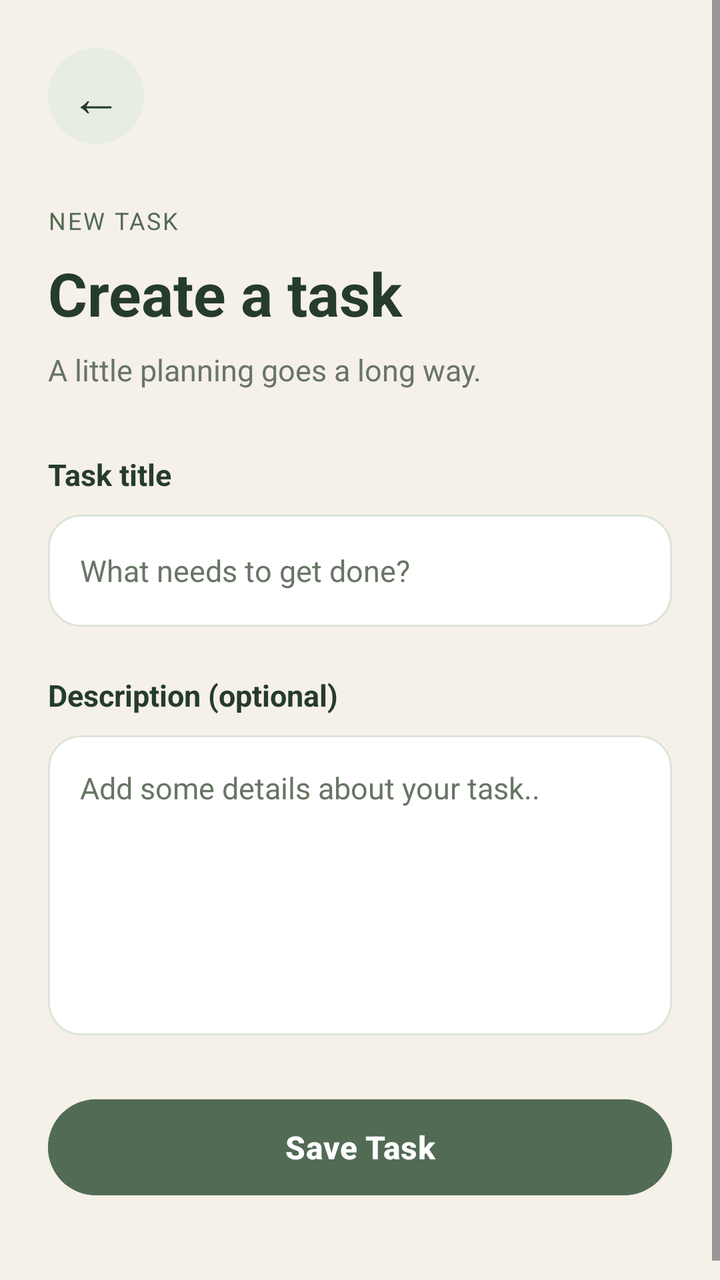
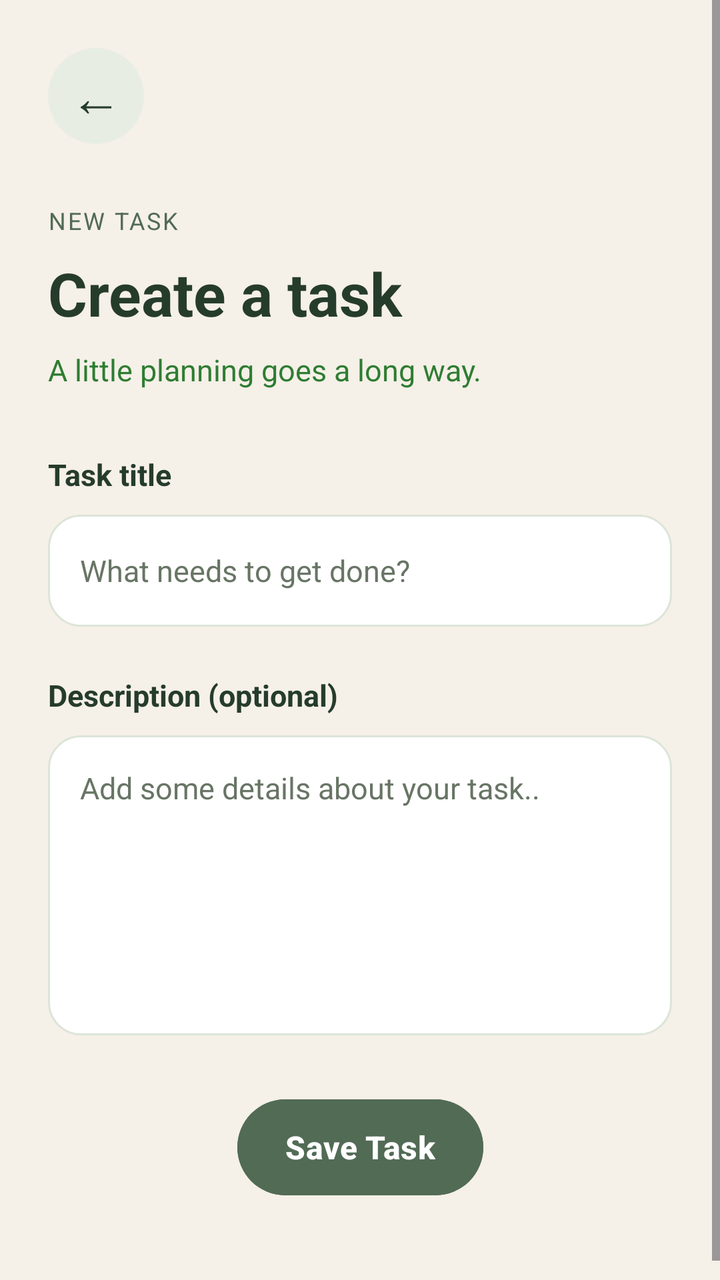

An Android layout rendered at two revisions. The XML below is the earlier revision; the diff shows what the commit changed to produce the second picture.
<!-- AndroidManifest.xml: application theme Theme.MyTodoApp -->
<!-- res/layout/fragment_add_task.xml -->
<?xml version="1.0" encoding="UTF-8" ?>
<androidx.constraintlayout.widget.ConstraintLayout
    xmlns:android="http://schemas.android.com/apk/res/android"
    xmlns:app="http://schemas.android.com/apk/res-auto"
    android:layout_width="match_parent"
    android:layout_height="match_parent"
    android:background="#F5F0E8">

    <ScrollView
        android:id="@+id/scrollAddTask"
        android:layout_width="0dp"
        android:layout_height="0dp"
        android:fillViewport="true"
        android:clipToPadding="false"
        app:layout_constraintTop_toTopOf="parent"
        app:layout_constraintBottom_toBottomOf="parent"
        app:layout_constraintStart_toStartOf="parent"
        app:layout_constraintEnd_toEndOf="parent">

        <LinearLayout
            android:layout_width="match_parent"
            android:layout_height="wrap_content"
            android:orientation="vertical"
            android:padding="24dp">

            <TextView
                android:id="@+id/tvBackButton"
                android:layout_width="48dp"
                android:layout_height="48dp"
                android:background="@drawable/bg_empty_icon"
                android:gravity="center"
                android:text="@string/back_arrow"
                android:textColor="#263C2B"
                android:textSize="26sp"
                android:contentDescription="@string/go_back"
                android:clickable="true"
                android:focusable="true" />

            <TextView
                android:layout_width="wrap_content"
                android:layout_height="wrap_content"
                android:layout_marginTop="30dp"
                android:text="@string/add_task_eyebrow"
                android:textColor="#526B55"
                android:textSize="12sp"
                android:letterSpacing="0.08" />


            <TextView
                android:id="@+id/tvAddTaskHeading"
                android:layout_width="wrap_content"
                android:layout_height="wrap_content"
                android:layout_marginTop="8dp"
                android:text="@string/add_task_heading"
                android:textColor="#263C2B"
                android:textSize="30sp"
                android:textStyle="bold" />

            <TextView
                android:layout_width="wrap_content"
                android:layout_height="wrap_content"
                android:layout_marginTop="8dp"
                android:text="@string/add_task_subtitle"
                android:textColor="#687565"
                android:textSize="15sp" />


            <TextView
                android:layout_width="wrap_content"
                android:layout_height="wrap_content"
                android:layout_marginTop="32dp"
                android:text="@string/task_title_label"
                android:textColor="#263C2B"
                android:textSize="15sp"
                android:textStyle="bold" />


            <EditText
                android:id="@+id/etTaskTitle"
                android:layout_width="match_parent"
                android:layout_height="56dp"
                android:layout_marginTop="10dp"
                android:background="@drawable/bg_search"
                android:hint="@string/task_title_hint"
                android:inputType="textCapSentences"
                android:paddingStart="16dp"
                android:paddingEnd="16dp"
                android:singleLine="true"
                android:textColor="#263C2B"
                android:textColorHint="#687565"
                android:textSize="15sp" />


            <TextView
                android:layout_width="wrap_content"
                android:layout_height="wrap_content"
                android:layout_marginTop="24dp"
                android:text="@string/task_description_label"
                android:textColor="#263C2B"
                android:textSize="15sp"
                android:textStyle="bold" />

            <EditText
                android:id="@+id/etTaskDescription"
                android:layout_width="match_parent"
                android:layout_height="150dp"
                android:layout_marginTop="10dp"
                android:background="@drawable/bg_search"
                android:gravity="top|start"
                android:hint="@string/task_description_hint"
                android:inputType="textCapSentences|textMultiLine"
                android:padding="16dp"
                android:textColor="#263C2B"
                android:textColorHint="#687565"
                android:textSize="15sp" />


            <Button
                android:id="@+id/btnSaveTask"
                android:layout_width="match_parent"
                android:layout_height="56dp"
                android:layout_marginTop="28dp"
                android:layout_marginBottom="24dp"
                android:backgroundTint="#526B55"
                android:text="@string/save_task"
                android:textAllCaps="false"
                android:textColor="#FFFFFF"
                android:textSize="16sp"
                android:textStyle="bold" />

        </LinearLayout>

    </ScrollView>

</androidx.constraintlayout.widget.ConstraintLayout>
<!-- resources referenced by this layout -->
<resources>
  <!-- drawable bg_empty_icon (drawable) -->
  <?xml version="1.0" encoding="utf-8"?>
  <shape xmlns:android="http://schemas.android.com/apk/res/android"
      android:shape="rectangle">
  
      <solid android:color="#E7EDE2" />
  
      <corners android:radius="28dp" />
  
  </shape>
  <!-- drawable bg_search (drawable) -->
  <?xml version="1.0" encoding="utf-8"?>
  <shape xmlns:android="http://schemas.android.com/apk/res/android"
      android:shape="rectangle">
  
      <solid android:color="#FFFFFF" />
  
      <stroke
          android:width="1dp"
          android:color="#DCE5D8" />
  
      <corners android:radius="16dp" />
  
  </shape>
  <string name="add_task_eyebrow">NEW TASK</string>
  <string name="add_task_heading">Create a task</string>
  <string name="add_task_subtitle">A little planning goes a long way.</string>
  <string name="back_arrow">←</string>
  <string name="go_back">Go back</string>
  <string name="save_task">Save Task</string>
  <string name="task_description_hint">Add some details about your task..</string>
  <string name="task_description_label">Description (optional)</string>
  <string name="task_title_hint">What needs to get done?</string>
  <string name="task_title_label">Task title</string>
  <style name="Theme.MyTodoApp" parent="Base.Theme.MyTodoApp" />
  <style name="Base.Theme.MyTodoApp" parent="Theme.Material3.DayNight.NoActionBar">
          
          
      </style>
</resources>

<!-- the commit's change to res/layout/fragment_add_task.xml (unified diff, before → after) -->
@@ -2,8 +2,10 @@
 <androidx.constraintlayout.widget.ConstraintLayout
     xmlns:android="http://schemas.android.com/apk/res/android"
     xmlns:app="http://schemas.android.com/apk/res-auto"
+    xmlns:tools="http://schemas.android.com/tools"
     android:layout_width="match_parent"
     android:layout_height="match_parent"
+    android:fitsSystemWindows="true"
     android:background="#F5F0E8">
 
     <ScrollView
@@ -17,36 +19,41 @@
         app:layout_constraintStart_toStartOf="parent"
         app:layout_constraintEnd_toEndOf="parent">
 
-        <LinearLayout
+        <androidx.constraintlayout.widget.ConstraintLayout
             android:layout_width="match_parent"
             android:layout_height="wrap_content"
-            android:orientation="vertical"
             android:padding="24dp">
 
-            <TextView
+            
+            <com.google.android.material.textview.MaterialTextView
                 android:id="@+id/tvBackButton"
                 android:layout_width="48dp"
                 android:layout_height="48dp"
                 android:background="@drawable/bg_empty_icon"
+                android:clickable="true"
+                android:contentDescription="@string/go_back"
+                android:focusable="true"
                 android:gravity="center"
                 android:text="@string/back_arrow"
                 android:textColor="#263C2B"
                 android:textSize="26sp"
-                android:contentDescription="@string/go_back"
-                android:clickable="true"
-                android:focusable="true" />
+                app:layout_constraintStart_toStartOf="parent"
+                app:layout_constraintTop_toTopOf="parent"
+                tools:ignore="TextSizeCheck" />
 
-            <TextView
+            <com.google.android.material.textview.MaterialTextView
+                android:id="@+id/tvAddTaskEyebrow"
                 android:layout_width="wrap_content"
                 android:layout_height="wrap_content"
                 android:layout_marginTop="30dp"
                 android:text="@string/add_task_eyebrow"
                 android:textColor="#526B55"
                 android:textSize="12sp"
-                android:letterSpacing="0.08" />
+                android:letterSpacing="0.08"
+                app:layout_constraintTop_toBottomOf="@id/tvBackButton"
+                app:layout_constraintStart_toStartOf="parent" />
 
-
-            <TextView
+            <com.google.android.material.textview.MaterialTextView
                 android:id="@+id/tvAddTaskHeading"
                 android:layout_width="wrap_content"
                 android:layout_height="wrap_content"
@@ -54,32 +61,40 @@
                 android:text="@string/add_task_heading"
                 android:textColor="#263C2B"
                 android:textSize="30sp"
-                android:textStyle="bold" />
+                android:textStyle="bold"
+                app:layout_constraintTop_toBottomOf="@id/tvAddTaskEyebrow"
+                app:layout_constraintStart_toStartOf="parent" />
 
-            <TextView
+            <com.google.android.material.textview.MaterialTextView
+                android:id="@+id/tvAddTaskSubtitle"
                 android:layout_width="wrap_content"
                 android:layout_height="wrap_content"
                 android:layout_marginTop="8dp"
                 android:text="@string/add_task_subtitle"
-                android:textColor="#687565"
-                android:textSize="15sp" />
+                android:textColor="#2E7D32"
+                android:textSize="15sp"
+                app:layout_constraintTop_toBottomOf="@id/tvAddTaskHeading"
+                app:layout_constraintStart_toStartOf="parent" />
 
-
-            <TextView
+            <com.google.android.material.textview.MaterialTextView
+                android:id="@+id/tvTaskTitleLabel"
                 android:layout_width="wrap_content"
                 android:layout_height="wrap_content"
                 android:layout_marginTop="32dp"
                 android:text="@string/task_title_label"
                 android:textColor="#263C2B"
                 android:textSize="15sp"
-                android:textStyle="bold" />
-
+                android:textStyle="bold"
+                app:layout_constraintTop_toBottomOf="@id/tvAddTaskSubtitle"
+                app:layout_constraintStart_toStartOf="parent" />
 
             <EditText
                 android:id="@+id/etTaskTitle"
-                android:layout_width="match_parent"
+                android:layout_width="0dp"
                 android:layout_height="56dp"
                 android:layout_marginTop="10dp"
+                android:importantForAutofill="no"
+                android:maxWidth="488dp"
                 android:background="@drawable/bg_search"
                 android:hint="@string/task_title_hint"
                 android:inputType="textCapSentences"
@@ -88,23 +103,31 @@
                 android:singleLine="true"
                 android:textColor="#263C2B"
                 android:textColorHint="#687565"
-                android:textSize="15sp" />
-
+                android:textSize="15sp"
+                app:layout_constraintWidth_max="488dp"
+                app:layout_constraintTop_toBottomOf="@id/tvTaskTitleLabel"
+                app:layout_constraintStart_toStartOf="parent"
+                app:layout_constraintEnd_toEndOf="parent" />
 
             <TextView
+                android:id="@+id/tvTaskDescriptionLabel"
                 android:layout_width="wrap_content"
                 android:layout_height="wrap_content"
                 android:layout_marginTop="24dp"
                 android:text="@string/task_description_label"
                 android:textColor="#263C2B"
                 android:textSize="15sp"
-                android:textStyle="bold" />
+                android:textStyle="bold"
+                app:layout_constraintTop_toBottomOf="@id/etTaskTitle"
+                app:layout_constraintStart_toStartOf="parent" />
 
             <EditText
                 android:id="@+id/etTaskDescription"
-                android:layout_width="match_parent"
+                android:layout_width="0dp"
                 android:layout_height="150dp"
                 android:layout_marginTop="10dp"
+                android:importantForAutofill="no"
+                android:maxWidth="488dp"
                 android:background="@drawable/bg_search"
                 android:gravity="top|start"
                 android:hint="@string/task_description_hint"
@@ -112,13 +135,17 @@
                 android:padding="16dp"
                 android:textColor="#263C2B"
                 android:textColorHint="#687565"
-                android:textSize="15sp" />
-
+                android:textSize="15sp"
+                app:layout_constraintWidth_max="488dp"
+                app:layout_constraintTop_toBottomOf="@id/tvTaskDescriptionLabel"
+                app:layout_constraintStart_toStartOf="parent"
+                app:layout_constraintEnd_toEndOf="parent" />
 
             <Button
                 android:id="@+id/btnSaveTask"
-                android:layout_width="match_parent"
+                android:layout_width="wrap_content"
                 android:layout_height="56dp"
+                android:maxWidth="320dp"
                 android:layout_marginTop="28dp"
                 android:layout_marginBottom="24dp"
                 android:backgroundTint="#526B55"
@@ -126,9 +153,13 @@
                 android:textAllCaps="false"
                 android:textColor="#FFFFFF"
                 android:textSize="16sp"
-                android:textStyle="bold" />
+                android:textStyle="bold"
+                app:layout_constraintTop_toBottomOf="@id/etTaskDescription"
+                app:layout_constraintBottom_toBottomOf="parent"
+                app:layout_constraintStart_toStartOf="parent"
+                app:layout_constraintEnd_toEndOf="parent" />
 
-        </LinearLayout>
+        </androidx.constraintlayout.widget.ConstraintLayout>
 
     </ScrollView>
 
